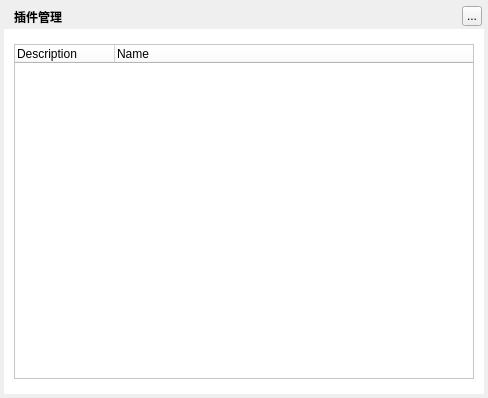
Above: TTKModule/TTKWidget/musicUiKits/musicWidgetKits/musicpluginwidget.ui from Greedysky/TTKMusicPlayer before the change. Below: the same form after it.
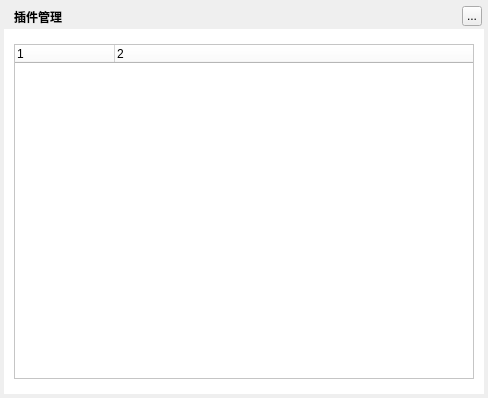
That is the form after the change.

```diff
--- a/TTKModule/TTKWidget/musicUiKits/musicWidgetKits/musicpluginwidget.ui
+++ b/TTKModule/TTKWidget/musicUiKits/musicWidgetKits/musicpluginwidget.ui
@@ -90,12 +90,12 @@
     </property>
     <column>
      <property name="text">
-      <string notr="true">Description</string>
+      <string notr="true">1</string>
      </property>
     </column>
     <column>
      <property name="text">
-      <string notr="true">Name</string>
+      <string notr="true">2</string>
      </property>
     </column>
    </widget>
```
